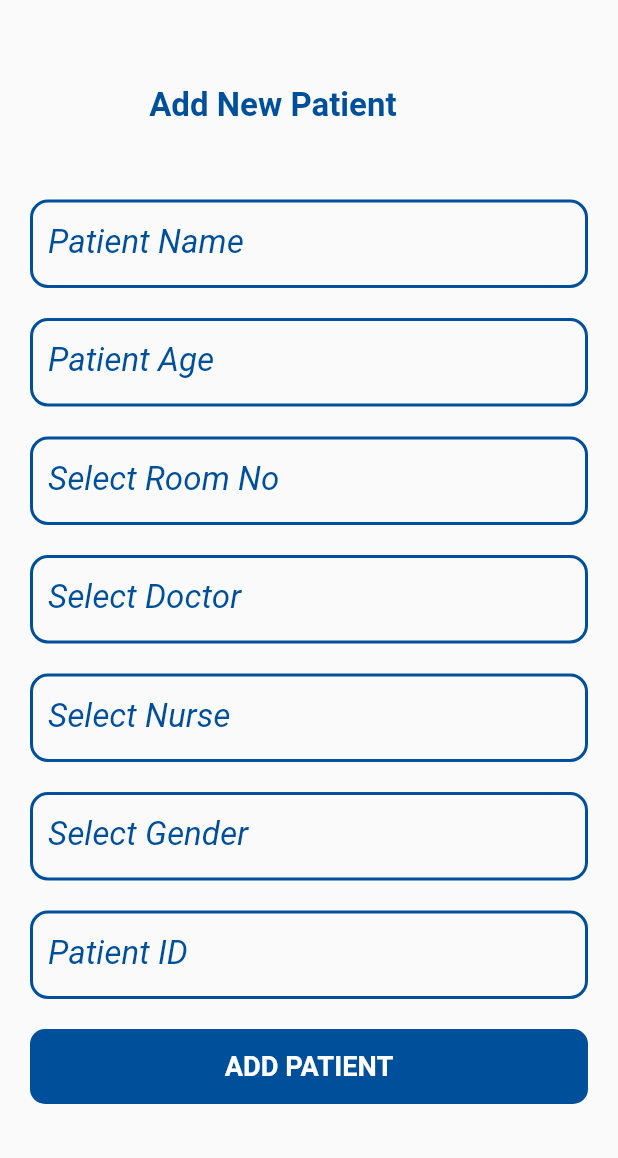
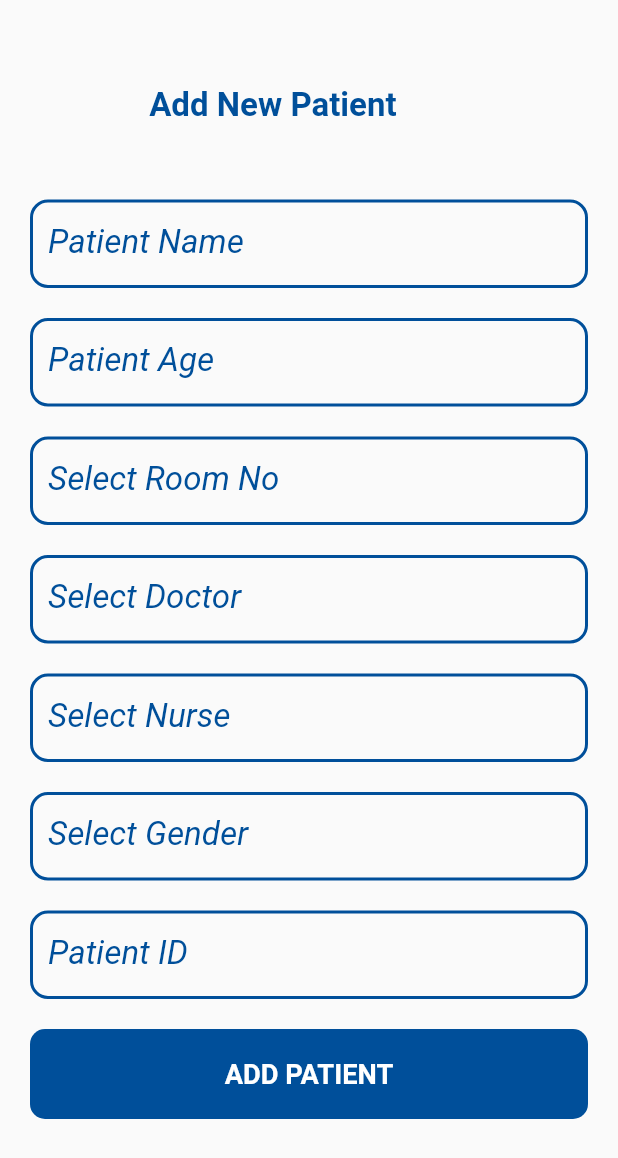
Before and after one commit to abdoelfky/TeleDoctor, a Flutter app: the AddNewPatientScreen screen opened directly, on a phone screen of 412 x 824 dp. Shown: the top 1158 px of the screen. Run offline on Flutter 3.47's test engine with Material 2 defaults, Android fonts, the phone set to English and light mode, and no system bars; our stand-ins replace bloc, cloud_firestore, dropdown_button2, firebase_auth, firebase_core, flutter_bloc and 5 more; accounts and stored records are empty; Roboto replaces fonts that are missing (Laila).

Commit message:
commit number 9

```diff
--- a/lib/modules/doctor_nurse_modules/patient_details_1_screen.dart
+++ b/lib/modules/doctor_nurse_modules/patient_details_1_screen.dart
@@ -411,7 +411,10 @@ class PatientDetailsScreen1 extends StatelessWidget {
                                         right: 8, left: 50),
                                     child: TextButton(
                                       child: Text('Chat with Reem'),
-                                      onPressed: () {},
+                                      onPressed: ()
+                                      {
+
+                                      },
                                     ),
                                   ),
                                 ],
@@ -575,7 +578,6 @@ class PatientDetailsScreen1 extends StatelessWidget {
                           string: 'ADD New Recored',
                           function: () {
                             navigateTo(context, PatientDetailsScreen2());
-
                           })),
 
                   //recored
--- a/lib/shared/component/components.dart
+++ b/lib/shared/component/components.dart
@@ -57,10 +57,10 @@ Widget defaultButton({
 
 Widget defaultButton2({
   double width =double.infinity,
-  double height = 50.0,
+  double height = 60.0,
   Color? color,
   required String string,
-  required Function function,
+  required Function? function(),
 }) =>
     Container(
       height: height,
@@ -70,7 +70,7 @@ Widget defaultButton2({
           borderRadius: BorderRadius.circular(10)
       ),
       child: Center(
-        child: MaterialButton(
+        child: TextButton(
             child: Padding(
               padding: const EdgeInsets.all(8.0),
               child: Text(string.toUpperCase(),
@@ -78,7 +78,7 @@ Widget defaultButton2({
                       fontWeight: FontWeight.bold,
                       color: Colors.white)),
             ),
-            onPressed: function()),
+            onPressed: function!),
       ),
     );
 
```
